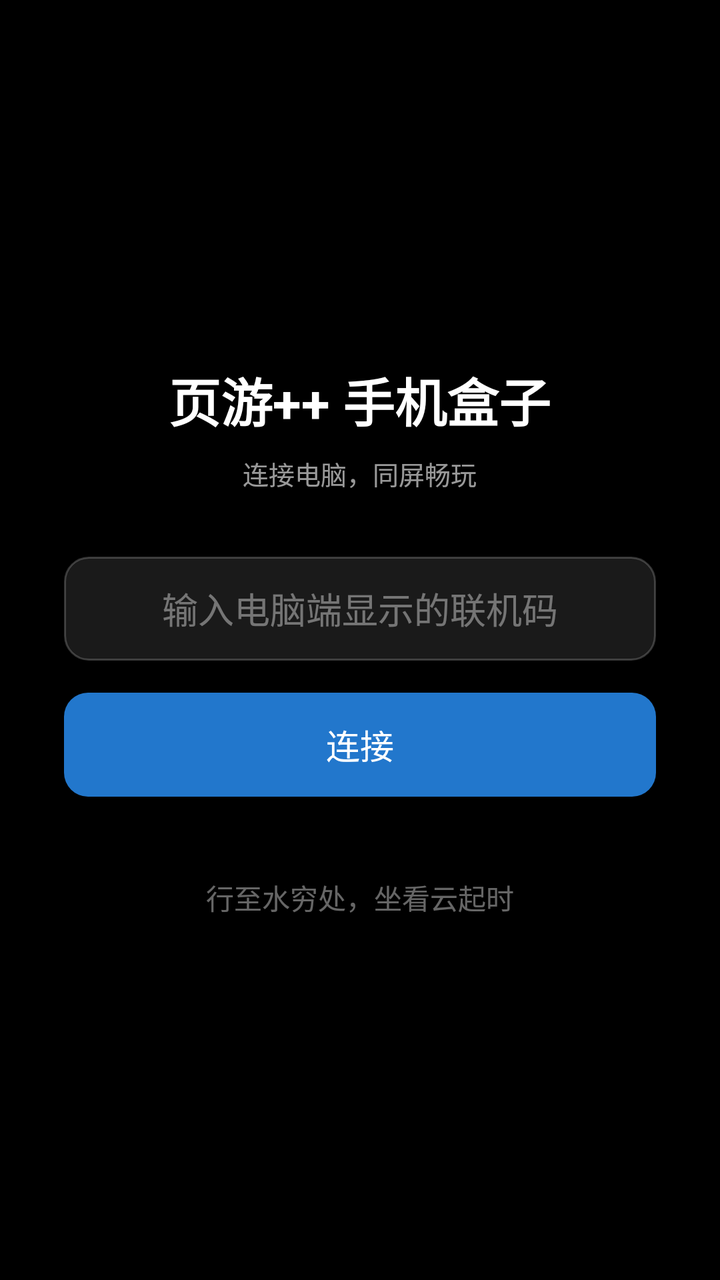
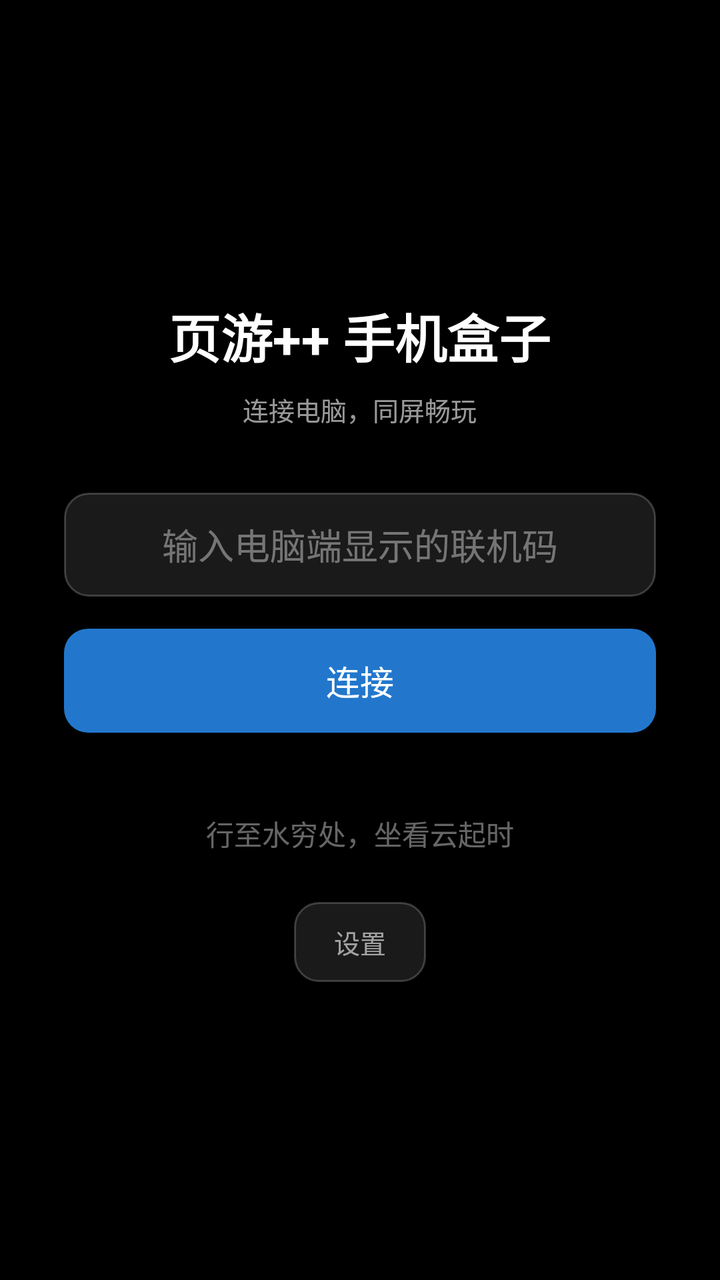

An Android layout rendered at two revisions. The XML below is the earlier revision; the diff shows what the commit changed to produce the second picture.
<!-- AndroidManifest.xml: activity theme Theme.PhoneBox.Fullscreen -->
<!-- res/layout/activity_main.xml -->
<?xml version="1.0" encoding="utf-8"?>
<FrameLayout xmlns:android="http://schemas.android.com/apk/res/android"
    android:layout_width="match_parent"
    android:layout_height="match_parent"
    android:background="@android:color/black">

    
    <LinearLayout
        android:id="@+id/home_page"
        android:layout_width="match_parent"
        android:layout_height="match_parent"
        android:orientation="vertical"
        android:gravity="center"
        android:padding="32dp">

        <TextView
            android:id="@+id/home_title"
            android:layout_width="wrap_content"
            android:layout_height="wrap_content"
            android:text="@string/app_name"
            android:textColor="#FFFFFF"
            android:textSize="26sp"
            android:textStyle="bold"
            android:layout_marginBottom="8dp" />

        <TextView
            android:layout_width="wrap_content"
            android:layout_height="wrap_content"
            android:text="@string/home_subtitle"
            android:textColor="#99FFFFFF"
            android:textSize="13sp"
            android:layout_marginBottom="32dp" />

        <EditText
            android:id="@+id/join_code_input"
            android:layout_width="match_parent"
            android:layout_height="52dp"
            android:maxWidth="420dp"
            android:layout_gravity="center_horizontal"
            android:gravity="center"
            android:hint="@string/join_code_hint"
            android:textColor="#FFFFFF"
            android:textColorHint="#66FFFFFF"
            android:textSize="18sp"
            android:inputType="textVisiblePassword"
            android:singleLine="true"
            android:background="@drawable/bg_join_input" />

        <Button
            android:id="@+id/connect_button"
            android:layout_width="match_parent"
            android:layout_height="52dp"
            android:maxWidth="420dp"
            android:layout_gravity="center_horizontal"
            android:layout_marginTop="16dp"
            android:text="@string/connect"
            android:textSize="17sp"
            android:textColor="#FFFFFF"
            android:background="@drawable/bg_connect_button" />

        <TextView
            android:id="@+id/home_poem"
            android:layout_width="wrap_content"
            android:layout_height="wrap_content"
            android:layout_marginTop="40dp"
            android:text="@string/home_poem"
            android:textColor="#66FFFFFF"
            android:textSize="14sp" />
    </LinearLayout>

    
    <FrameLayout
        android:id="@+id/game_page"
        android:layout_width="match_parent"
        android:layout_height="match_parent"
        android:visibility="gone">

        
        <SurfaceView
            android:id="@+id/surface_view"
            android:layout_width="match_parent"
            android:layout_height="match_parent" />

        
        <com.yeyou.phonebox.VirtualGamepadView
            android:id="@+id/gamepad_view"
            android:layout_width="match_parent"
            android:layout_height="match_parent" />

        
        <LinearLayout
            android:layout_width="match_parent"
            android:layout_height="wrap_content"
            android:orientation="horizontal"
            android:gravity="center_vertical"
            android:padding="8dp">

            <TextView
                android:id="@+id/status_text"
                android:layout_width="0dp"
                android:layout_height="wrap_content"
                android:layout_weight="1"
                android:padding="6dp"
                android:background="#66000000"
                android:textColor="#FFFFFF"
                android:textSize="12sp"
                android:text="@string/status_idle" />

            <Button
                android:id="@+id/settings_button"
                android:layout_width="wrap_content"
                android:layout_height="36dp"
                android:minWidth="0dp"
                android:paddingStart="12dp"
                android:paddingEnd="12dp"
                android:text="@string/settings"
                android:textSize="13sp"
                android:textColor="#FFFFFF"
                android:background="@drawable/bg_connect_button" />
        </LinearLayout>

        
        <LinearLayout
            android:id="@+id/edit_panel"
            android:layout_width="match_parent"
            android:layout_height="wrap_content"
            android:layout_gravity="bottom"
            android:orientation="vertical"
            android:padding="16dp"
            android:background="#E6000000"
            android:visibility="gone">

            <LinearLayout
                android:layout_width="match_parent"
                android:layout_height="wrap_content"
                android:orientation="horizontal"
                android:gravity="center_vertical">

                <TextView
                    android:layout_width="0dp"
                    android:layout_height="wrap_content"
                    android:layout_weight="1"
                    android:text="@string/edit_title"
                    android:textColor="#FFFFFF"
                    android:textSize="16sp"
                    android:textStyle="bold" />

                <Button
                    android:id="@+id/edit_done_button"
                    android:layout_width="wrap_content"
                    android:layout_height="40dp"
                    android:text="@string/edit_done"
                    android:textColor="#FFFFFF"
                    android:background="@drawable/bg_connect_button" />
            </LinearLayout>

            
            <LinearLayout
                android:layout_width="match_parent"
                android:layout_height="wrap_content"
                android:orientation="horizontal"
                android:gravity="center_vertical"
                android:layout_marginTop="8dp">

                <TextView
                    android:id="@+id/edit_selected_label"
                    android:layout_width="0dp"
                    android:layout_height="wrap_content"
                    android:layout_weight="1"
                    android:text="@string/edit_none_selected"
                    android:textColor="#CCFFFFFF"
                    android:textSize="14sp" />

                <Button
                    android:id="@+id/edit_map_key_button"
                    android:layout_width="wrap_content"
                    android:layout_height="40dp"
                    android:text="@string/edit_map_key"
                    android:textColor="#FFFFFF"
                    android:background="@drawable/bg_connect_button" />
            </LinearLayout>

            
            <LinearLayout
                android:layout_width="match_parent"
                android:layout_height="wrap_content"
                android:orientation="horizontal"
                android:gravity="center_vertical"
                android:layout_marginTop="6dp">

                <TextView
                    android:layout_width="72dp"
                    android:layout_height="wrap_content"
                    android:text="@string/edit_size"
                    android:textColor="#CCFFFFFF"
                    android:textSize="13sp" />

                <SeekBar
                    android:id="@+id/edit_size_seek"
                    android:layout_width="0dp"
                    android:layout_height="wrap_content"
                    android:layout_weight="1"
                    android:max="100" />
            </LinearLayout>

            
            <LinearLayout
                android:layout_width="match_parent"
                android:layout_height="wrap_content"
                android:orientation="horizontal"
                android:gravity="center_vertical">

                <TextView
                    android:layout_width="72dp"
                    android:layout_height="wrap_content"
                    android:text="@string/edit_opacity"
                    android:textColor="#CCFFFFFF"
                    android:textSize="13sp" />

                <SeekBar
                    android:id="@+id/edit_opacity_seek"
                    android:layout_width="0dp"
                    android:layout_height="wrap_content"
                    android:layout_weight="1"
                    android:max="100" />
            </LinearLayout>

            
            <LinearLayout
                android:layout_width="match_parent"
                android:layout_height="wrap_content"
                android:orientation="horizontal"
                android:layout_marginTop="8dp">

                <Button
                    android:id="@+id/edit_add_button"
                    android:layout_width="0dp"
                    android:layout_height="42dp"
                    android:layout_weight="1"
                    android:layout_marginEnd="8dp"
                    android:text="@string/edit_add"
                    android:textColor="#FFFFFF"
                    android:background="@drawable/bg_connect_button" />

                <Button
                    android:id="@+id/edit_delete_button"
                    android:layout_width="0dp"
                    android:layout_height="42dp"
                    android:layout_weight="1"
                    android:layout_marginEnd="8dp"
                    android:text="@string/edit_delete"
                    android:textColor="#FFFFFF"
                    android:background="@drawable/bg_connect_button" />

                <Button
                    android:id="@+id/edit_reset_button"
                    android:layout_width="0dp"
                    android:layout_height="42dp"
                    android:layout_weight="1"
                    android:text="@string/edit_reset"
                    android:textColor="#FFFFFF"
                    android:background="@drawable/bg_connect_button" />
            </LinearLayout>
        </LinearLayout>
    </FrameLayout>
</FrameLayout>
<!-- resources referenced by this layout -->
<resources>
  <!-- drawable bg_connect_button (drawable) -->
  <?xml version="1.0" encoding="utf-8"?>
  <selector xmlns:android="http://schemas.android.com/apk/res/android">
      <item android:state_pressed="true">
          <shape android:shape="rectangle">
              <solid android:color="#3366CCFF" />
              <corners android:radius="12dp" />
          </shape>
      </item>
      <item>
          <shape android:shape="rectangle">
              <solid android:color="#2277CC" />
              <corners android:radius="12dp" />
          </shape>
      </item>
  </selector>
  <!-- drawable bg_join_input (drawable) -->
  <?xml version="1.0" encoding="utf-8"?>
  <shape xmlns:android="http://schemas.android.com/apk/res/android"
      android:shape="rectangle">
      <solid android:color="#1AFFFFFF" />
      <stroke android:width="1dp" android:color="#33FFFFFF" />
      <corners android:radius="12dp" />
  </shape>
  <string name="app_name">页游++ 手机盒子</string>
  <string name="connect">连接</string>
  <string name="edit_add">添加按键</string>
  <string name="edit_delete">删除</string>
  <string name="edit_done">完成</string>
  <string name="edit_map_key">映射按键</string>
  <string name="edit_none_selected">点选一个按键进行编辑</string>
  <string name="edit_opacity">透明度</string>
  <string name="edit_reset">恢复默认</string>
  <string name="edit_size">大小</string>
  <string name="edit_title">按键设置</string>
  <string name="home_poem">行至水穷处，坐看云起时</string>
  <string name="home_subtitle">连接电脑，同屏畅玩</string>
  <string name="join_code_hint">输入电脑端显示的联机码</string>
  <string name="settings">设置</string>
  <string name="status_idle">等待输入联机码</string>
  <style name="Theme.PhoneBox.Fullscreen" parent="Theme.PhoneBox">
          <item name="android:windowFullscreen">true</item>
          <item name="android:windowNoTitle">true</item>
      </style>
  <style name="Theme.PhoneBox" parent="Theme.AppCompat.NoActionBar">
          <item name="android:windowBackground">@android:color/black</item>
          <item name="android:statusBarColor">@android:color/black</item>
          <item name="android:navigationBarColor">@android:color/black</item>
      </style>
</resources>

<!-- the commit's change to res/layout/activity_main.xml (unified diff, before → after) -->
@@ -66,6 +66,19 @@
             android:text="@string/home_poem"
             android:textColor="#66FFFFFF"
             android:textSize="14sp" />
+
+        <Button
+            android:id="@+id/home_settings_button"
+            android:layout_width="wrap_content"
+            android:layout_height="40dp"
+            android:layout_marginTop="24dp"
+            android:minWidth="0dp"
+            android:paddingStart="20dp"
+            android:paddingEnd="20dp"
+            android:text="@string/settings"
+            android:textSize="13sp"
+            android:textColor="#99FFFFFF"
+            android:background="@drawable/bg_join_input" />
     </LinearLayout>
 
     
